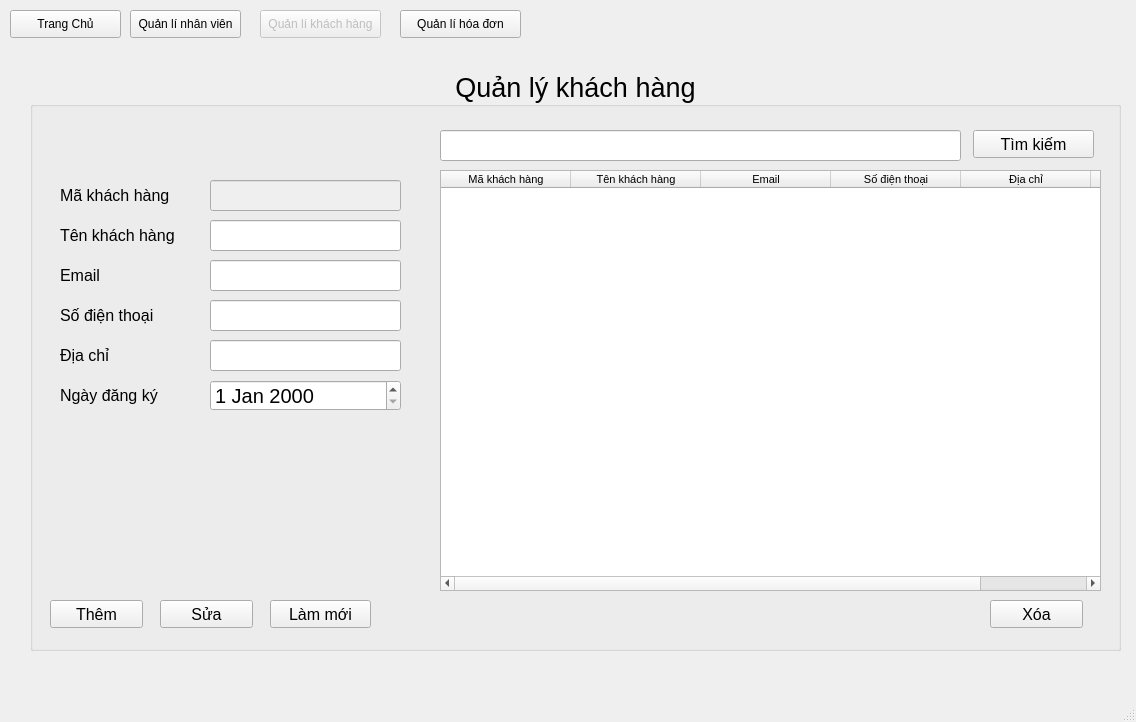
Qt form GUI/UI/QuanLyKhachHang.ui (MinhVi2004/WaterManagement) before a commit.
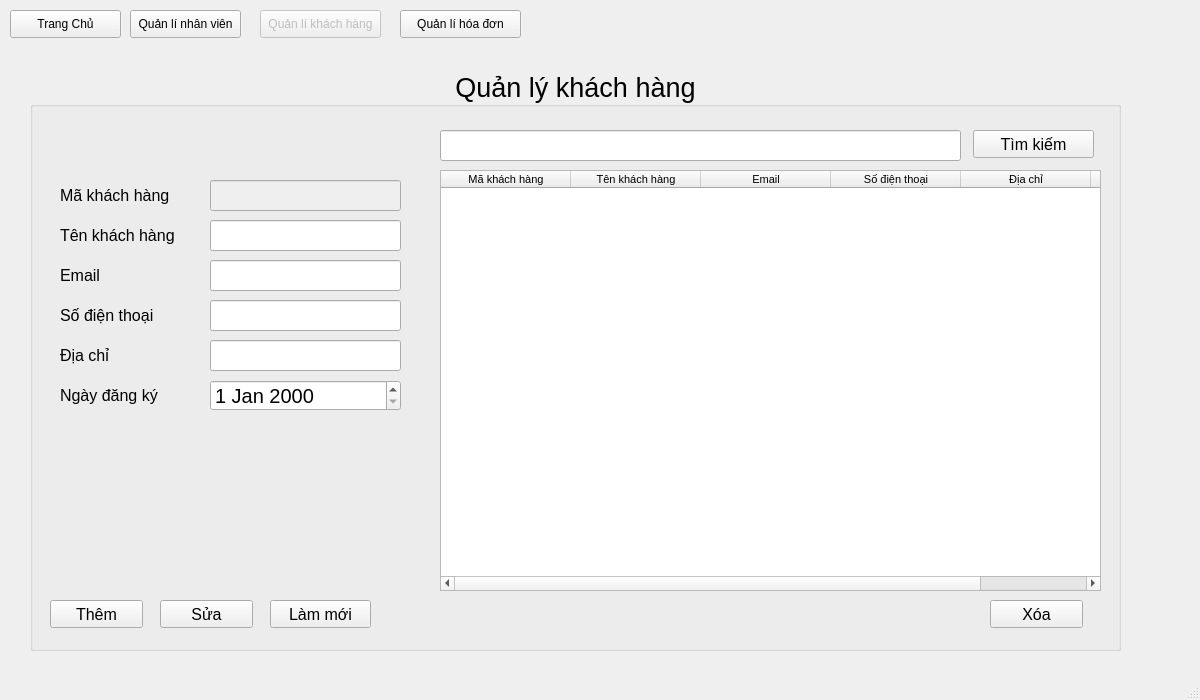
The same form after that commit.

What changed in the file:
```diff
--- a/GUI/UI/QuanLyKhachHang.ui
+++ b/GUI/UI/QuanLyKhachHang.ui
@@ -6,8 +6,8 @@
    <rect>
     <x>0</x>
     <y>0</y>
-    <width>1136</width>
-    <height>722</height>
+    <width>1200</width>
+    <height>700</height>
    </rect>
   </property>
   <property name="windowTitle">
```
